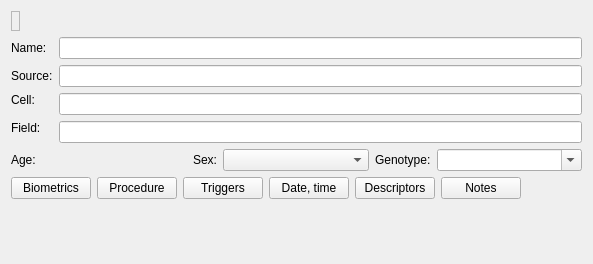
First picture: the form in gui/widgets/metadatawidget.ui, repository ctigaret/scipyen, before the edit.
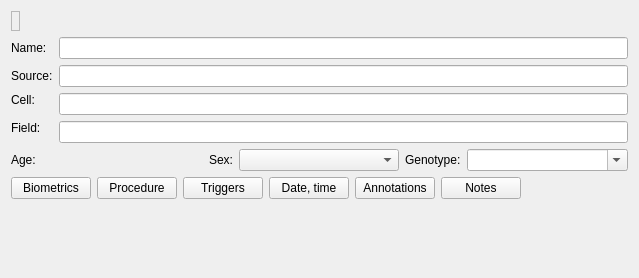
Second picture: the form after the edit. Icons and pictures are not drawn.

```diff
--- a/gui/widgets/metadatawidget.ui
+++ b/gui/widgets/metadatawidget.ui
@@ -6,8 +6,8 @@
    <rect>
     <x>0</x>
     <y>0</y>
-    <width>593</width>
-    <height>264</height>
+    <width>639</width>
+    <height>278</height>
    </rect>
   </property>
   <property name="windowTitle">
@@ -411,7 +411,7 @@
         <string>Additional descriptors (structured)</string>
        </property>
        <property name="text">
-        <string>Descriptors</string>
+        <string>Annotations</string>
        </property>
        <property name="icon">
         <iconset theme="settings-configure"/>
```
Left out of the diff: 20 changed lines with no effect on the pictures.
